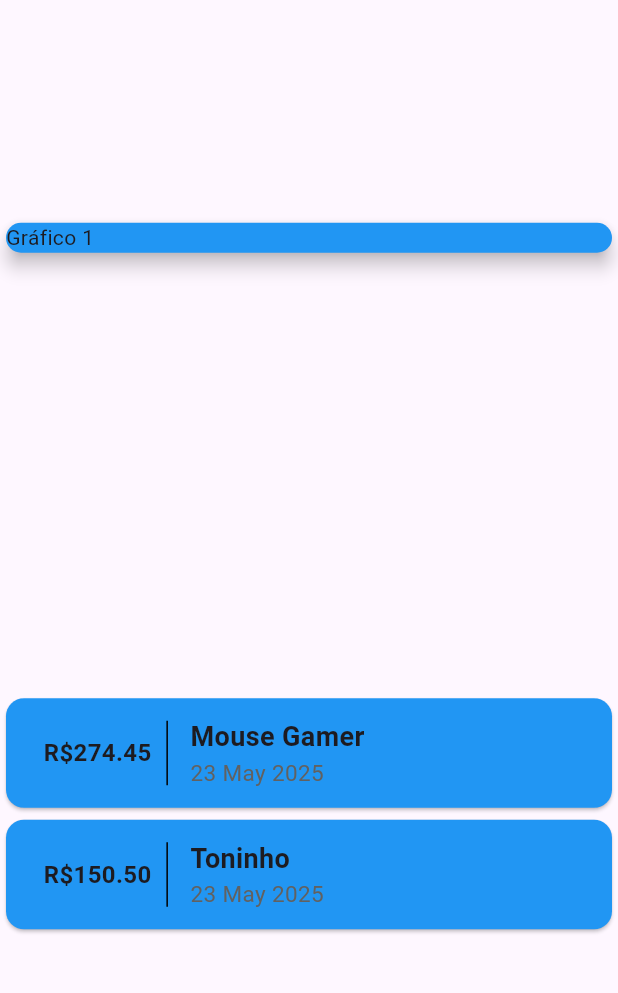
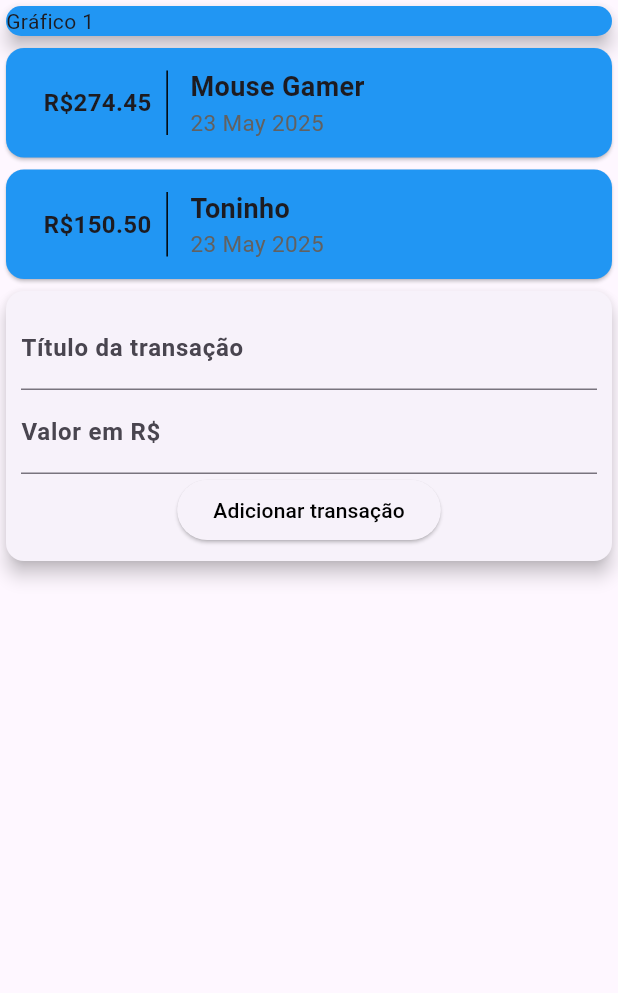
Before and after one commit to Leonardo-Toledo-Alves-Costa/despesas_app, a Flutter app: the screen it shows after launch, on a phone screen of 412 x 824 dp, the part 84-1077 px from its top. Run offline on Flutter 3.47's test engine with Material 3 defaults, Android fonts, the phone set to English and light mode, and no system bars.

Commit message:
Mudanças na adição de novas transações

```diff
--- a/lib/main.dart
+++ b/lib/main.dart
@@ -43,7 +43,6 @@ class HomePage extends StatelessWidget {
       backgroundColor: Colors.blue,
       ),
       body: Column(
-        mainAxisAlignment: MainAxisAlignment.spaceAround,
         crossAxisAlignment: CrossAxisAlignment.stretch,
         children: <Widget>[
           Container(
@@ -77,6 +76,26 @@ class HomePage extends StatelessWidget {
                 ],
               )
             );}).toList(),
+          ),
+          Card(
+            elevation: 5,
+            child: Padding(
+              padding: const EdgeInsets.all(10),
+              child: Column(
+                children: [
+                  TextField(
+                    decoration: InputDecoration(labelText: 'Título da transação', labelStyle: TextStyle(fontWeight: FontWeight.bold)),
+                    ),
+                  TextField(
+                    decoration: InputDecoration(labelText: 'Valor em R\$', labelStyle: TextStyle(fontWeight: FontWeight.bold)),
+                  ),
+                  ElevatedButton(
+                    onPressed: () {},
+                    child: Text('Adicionar transação', style: TextStyle(color: Colors.black),),
+                  )
+                ],
+              ),
+            ),
           )
         ],
       )
```
